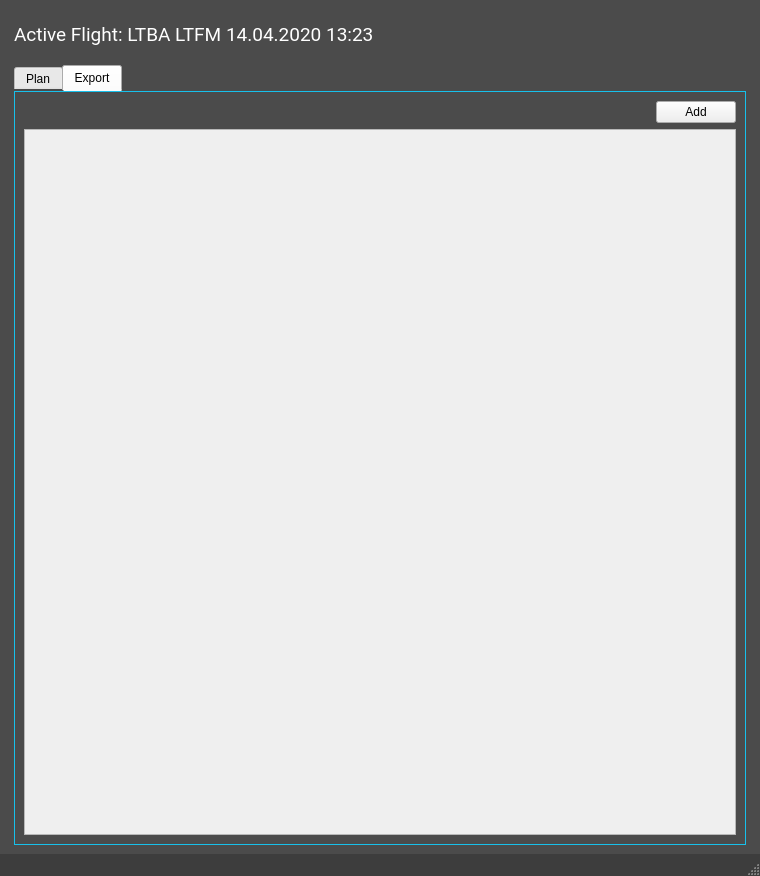
The window that application/gui/ui/mainwindow.ui (shotwn/FS-Flight-Plan-Link) describes before a commit, drawn with Qt 5.
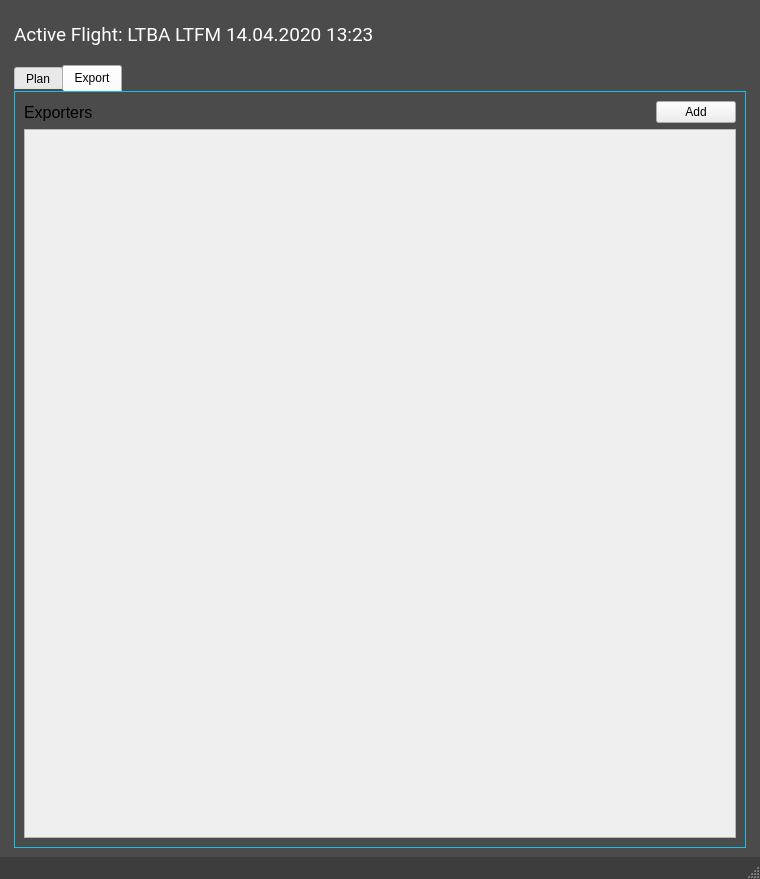
The same window after the commit. The open tabs and pages were chosen to show the change.

Commit message: exporter section additions

Patch:
```diff
--- a/application/gui/ui/mainwindow.ui
+++ b/application/gui/ui/mainwindow.ui
@@ -7,7 +7,7 @@
     <x>0</x>
     <y>0</y>
     <width>760</width>
-    <height>876</height>
+    <height>879</height>
    </rect>
   </property>
   <property name="minimumSize">
@@ -1828,20 +1828,34 @@
             <rect>
              <x>0</x>
              <y>0</y>
-             <width>1179</width>
-             <height>724</height>
+             <width>698</width>
+             <height>690</height>
             </rect>
            </property>
-           <layout class="QVBoxLayout" name="verticalLayout_41">
-            <item>
-             <widget class="QWidget" name="widget_2" native="true"/>
-            </item>
-           </layout>
+           <property name="sizePolicy">
+            <sizepolicy hsizetype="Expanding" vsizetype="Expanding">
+             <horstretch>0</horstretch>
+             <verstretch>0</verstretch>
+            </sizepolicy>
+           </property>
+           <layout class="QVBoxLayout" name="verticalLayout_28"/>
           </widget>
          </widget>
         </item>
         <item row="0" column="0">
          <layout class="QHBoxLayout" name="horizontalLayout_14">
+          <item>
+           <widget class="QLabel" name="label_40">
+            <property name="font">
+             <font>
+              <pointsize>12</pointsize>
+             </font>
+            </property>
+            <property name="text">
+             <string>Exporters</string>
+            </property>
+           </widget>
+          </item>
           <item>
            <spacer name="horizontalSpacer_12">
             <property name="orientation">
```
Left out of the diff: 10 changed lines with no effect on the pictures. The commit also changes 2 other files.
